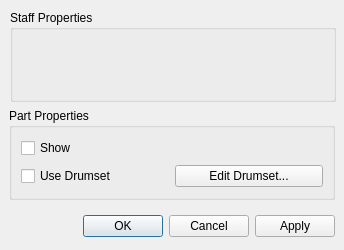
This is mscore/mscore/editstaff.ui in musescore/musescore-old as Qt 5 draws it before an edit. The edited form follows.
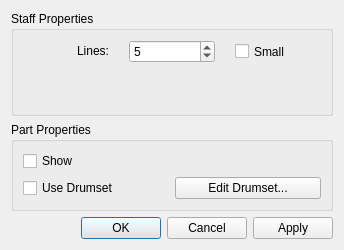
This is the edited form.

```diff
--- a/mscore/mscore/editstaff.ui
+++ b/mscore/mscore/editstaff.ui
@@ -12,31 +12,88 @@
   <property name="windowTitle" >
    <string>MuseScore: Edit Staff/Part Properties</string>
   </property>
+  <layout class="QVBoxLayout" >
+   <item>
   <widget class="QGroupBox" name="groupBox" >
-   <property name="geometry" >
-    <rect>
-     <x>10</x>
-     <y>10</y>
-     <width>326</width>
-     <height>92</height>
-    </rect>
-   </property>
    <property name="title" >
     <string>Staff Properties</string>
    </property>
    <property name="flat" >
     <bool>true</bool>
    </property>
-  </widget>
+     <layout class="QGridLayout" >
+      <property name="horizontalSpacing" >
+       <number>20</number>
+      </property>
+      <property name="verticalSpacing" >
+       <number>15</number>
+      </property>
+      <item row="0" column="0" >
+       <widget class="QLabel" name="label" >
+        <property name="sizePolicy" >
+         <sizepolicy vsizetype="Fixed" hsizetype="Preferred" >
+          <horstretch>0</horstretch>
+          <verstretch>0</verstretch>
+         </sizepolicy>
+        </property>
+        <property name="text" >
+         <string>Lines:</string>
+        </property>
+        <property name="alignment" >
+         <set>Qt::AlignRight|Qt::AlignTrailing|Qt::AlignVCenter</set>
+        </property>
+       </widget>
+      </item>
+      <item row="0" column="1" >
+       <widget class="QSpinBox" name="lines" >
+        <property name="sizePolicy" >
+         <sizepolicy vsizetype="Preferred" hsizetype="Minimum" >
+          <horstretch>0</horstretch>
+          <verstretch>0</verstretch>
+         </sizepolicy>
+        </property>
+        <property name="minimum" >
+         <number>1</number>
+        </property>
+        <property name="maximum" >
+         <number>9</number>
+        </property>
+        <property name="value" >
+         <number>5</number>
+        </property>
+       </widget>
+      </item>
+      <item row="0" column="2" >
+       <widget class="QCheckBox" name="small" >
+        <property name="sizePolicy" >
+         <sizepolicy vsizetype="Preferred" hsizetype="Minimum" >
+          <horstretch>0</horstretch>
+          <verstretch>0</verstretch>
+         </sizepolicy>
+        </property>
+        <property name="text" >
+         <string>Small</string>
+        </property>
+       </widget>
+      </item>
+      <item row="1" column="1" >
+       <spacer>
+        <property name="orientation" >
+         <enum>Qt::Vertical</enum>
+        </property>
+        <property name="sizeHint" >
+         <size>
+          <width>20</width>
+          <height>40</height>
+         </size>
+        </property>
+       </spacer>
+      </item>
+     </layout>
+    </widget>
+   </item>
+   <item>
   <widget class="QGroupBox" name="groupBox_2" >
-   <property name="geometry" >
-    <rect>
-     <x>9</x>
-     <y>108</y>
-     <width>326</width>
-     <height>92</height>
-    </rect>
-   </property>
    <property name="title" >
     <string>Part Properties</string>
    </property>
@@ -53,6 +110,12 @@
     </item>
     <item row="1" column="1" >
      <widget class="QPushButton" name="editDrumset" >
+        <property name="sizePolicy" >
+         <sizepolicy vsizetype="Preferred" hsizetype="Minimum" >
+          <horstretch>0</horstretch>
+          <verstretch>0</verstretch>
+         </sizepolicy>
+        </property>
       <property name="text" >
        <string>Edit Drumset...</string>
       </property>
@@ -67,15 +130,9 @@
     </item>
    </layout>
   </widget>
+   </item>
+   <item>
   <widget class="QDialogButtonBox" name="buttonBox" >
-   <property name="geometry" >
-    <rect>
-     <x>9</x>
-     <y>211</y>
-     <width>326</width>
-     <height>30</height>
-    </rect>
-   </property>
    <property name="orientation" >
     <enum>Qt::Horizontal</enum>
    </property>
@@ -83,6 +140,8 @@
     <set>QDialogButtonBox::Apply|QDialogButtonBox::Cancel|QDialogButtonBox::NoButton|QDialogButtonBox::Ok</set>
    </property>
   </widget>
+   </item>
+  </layout>
  </widget>
  <resources/>
  <connections>
```
Left out of the diff: 8 changed lines with no effect on the pictures. Lines whose indentation alone changed are shown as unchanged.
